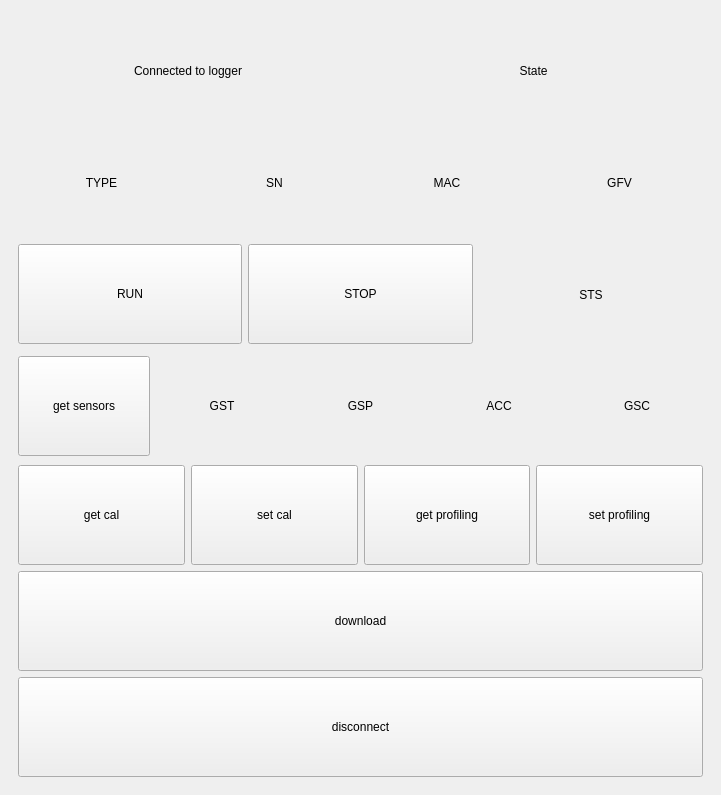
First picture: the form in bix/gui/gui.ui, repository LowellInstruments/bix, before the edit.
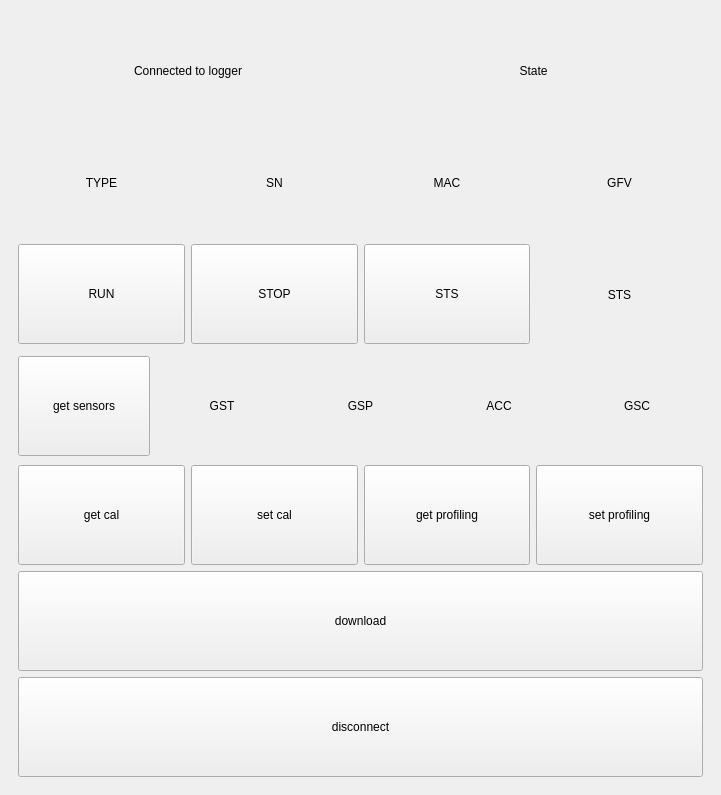
Second picture: the form after the edit.

The edit to the form file:
```diff
--- a/bix/gui/gui.ui
+++ b/bix/gui/gui.ui
@@ -192,7 +192,7 @@
            </layout>
           </item>
           <item>
-           <layout class="QHBoxLayout" name="horizontalLayout_11" stretch="1,1,1">
+           <layout class="QHBoxLayout" name="horizontalLayout_11" stretch="1,1,1,1">
             <item>
              <widget class="QPushButton" name="btn_rws">
               <property name="minimumSize">
@@ -219,6 +219,19 @@
               </property>
              </widget>
             </item>
+            <item>
+             <widget class="QPushButton" name="btn_sts">
+              <property name="minimumSize">
+               <size>
+                <width>0</width>
+                <height>100</height>
+               </size>
+              </property>
+              <property name="text">
+               <string>STS</string>
+              </property>
+             </widget>
+            </item>
             <item>
              <widget class="QLabel" name="lbl_sts">
               <property name="text">
```
